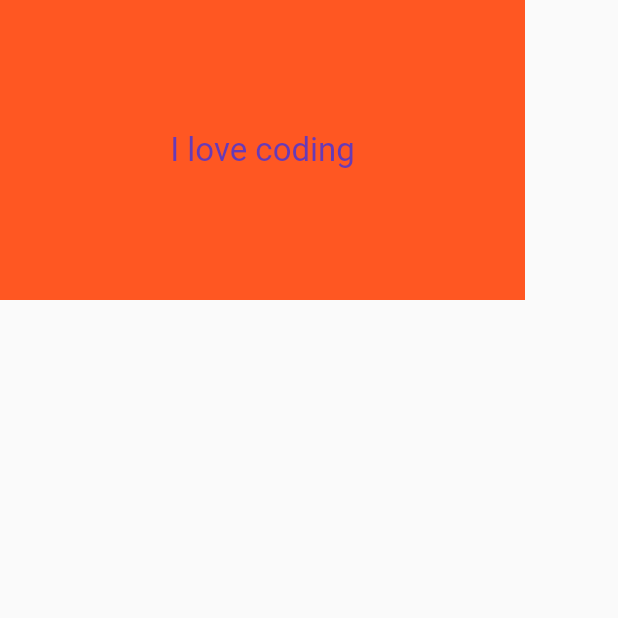
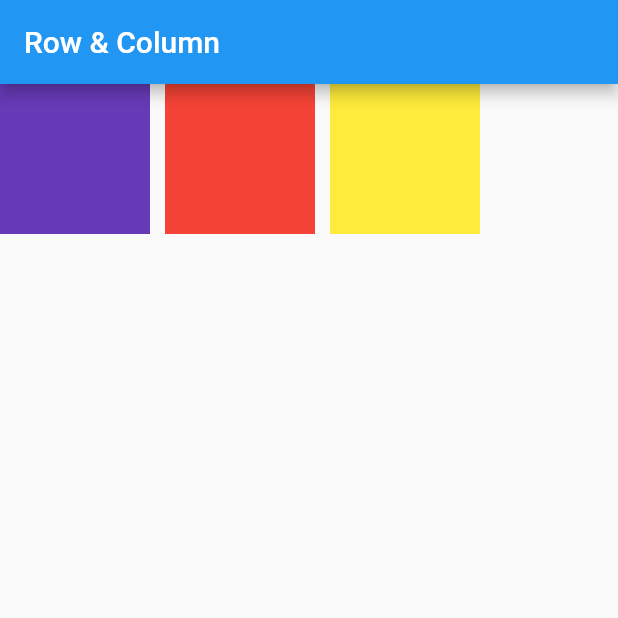
Before and after one commit to Rafid-tawhid/flutter_app3, a Flutter app: the screen it shows after launch, on a phone screen of 412 x 824 dp, the top half of it. Run offline on Flutter 3.47's test engine with Material 2 defaults, Android fonts, the phone set to English and light mode, and no system bars.

Commit message:
row and column

```diff
--- a/lib/main.dart
+++ b/lib/main.dart
@@ -13,20 +13,28 @@ class registration extends StatelessWidget {
       debugShowCheckedModeBanner: false,
       home: SafeArea(
         child: Scaffold(
-          body: Container(
-            height: 200,
-            width: 350,
-            decoration: BoxDecoration(color: Colors.deepOrange),
-            child: Center(
-              child: Text(
-                "I love coding",
-                style: TextStyle(
-                  fontSize: 22,
-                  color: Colors.deepPurple,
+       appBar: AppBar(title: Text("Row & Column"),),
+          body: Row(
+            children: [
+              Container(
+                height: 100,
+                width: 100,
+                color: Colors.deepPurple,
+              ),
+              SizedBox(width: 10,),
+              Container(
+                height: 100,
+                width: 100,
+                color: Colors.red,
+              ),
+              SizedBox(width: 10,),
+              Container(
+                height: 100,
+                width: 100,
+                color: Colors.yellow,
+              )
 
-                ),
-              ),
-            ),
+            ],
           ),
         ),
       ),
```
